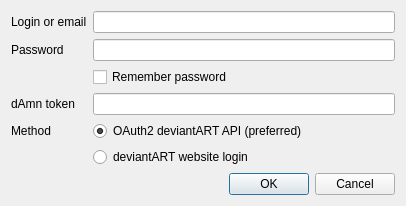
First picture: the form in ui/connectdialog.ui, repository kervala/kdamn, before the edit.
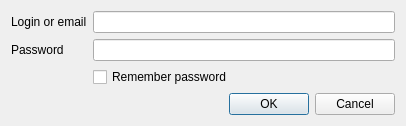
Second picture: the form after the edit.

Commit message: Changed: Removed method and dAmn token in connect dialog

```diff
--- a/ui/connectdialog.ui
+++ b/ui/connectdialog.ui
@@ -7,13 +7,16 @@
     <x>0</x>
     <y>0</y>
     <width>406</width>
-    <height>188</height>
+    <height>116</height>
    </rect>
   </property>
   <property name="windowTitle">
    <string>Connect to server</string>
   </property>
   <layout class="QFormLayout" name="formLayout">
+   <property name="fieldGrowthPolicy">
+    <enum>QFormLayout::AllNonFixedFieldsGrow</enum>
+   </property>
    <item row="0" column="0">
     <widget class="QLabel" name="loginLabel">
      <property name="text">
@@ -51,57 +54,7 @@
      </property>
     </widget>
    </item>
-   <item row="3" column="0">
-    <widget class="QLabel" name="tokenLabel">
-     <property name="text">
-      <string>dAmn token</string>
-     </property>
-     <property name="buddy">
-      <cstring>tokenEdit</cstring>
-     </property>
-    </widget>
-   </item>
-   <item row="3" column="1">
-    <widget class="QLineEdit" name="tokenEdit"/>
-   </item>
-   <item row="4" column="0">
-    <widget class="QLabel" name="methodLabel">
-     <property name="text">
-      <string>Method</string>
-     </property>
-     <property name="buddy">
-      <cstring>oauth2MethodButton</cstring>
-     </property>
-    </widget>
-   </item>
-   <item row="4" column="1">
-    <widget class="QRadioButton" name="oauth2MethodButton">
-     <property name="toolTip">
-      <string>kdAmn will be automatically authorized for
-your account and you'll be able to use all
- functionnalities such as Stash upload.</string>
-     </property>
-     <property name="text">
-      <string>OAuth2 deviantART API (preferred)</string>
-     </property>
-     <property name="checked">
-      <bool>true</bool>
-     </property>
-    </widget>
-   </item>
-   <item row="5" column="1">
-    <widget class="QRadioButton" name="siteMethodButton">
-     <property name="toolTip">
-      <string>kdAmn will connect to deviantART website
-like a browser and get the dAmn token from HTML.
-Stash upload won't be available.</string>
-     </property>
-     <property name="text">
-      <string>deviantART website login</string>
-     </property>
-    </widget>
-   </item>
-   <item row="6" column="0" colspan="2">
+   <item row="3" column="0" colspan="2">
     <widget class="QDialogButtonBox" name="buttonBox">
      <property name="orientation">
       <enum>Qt::Horizontal</enum>
```
The commit also changes 1 other file.
